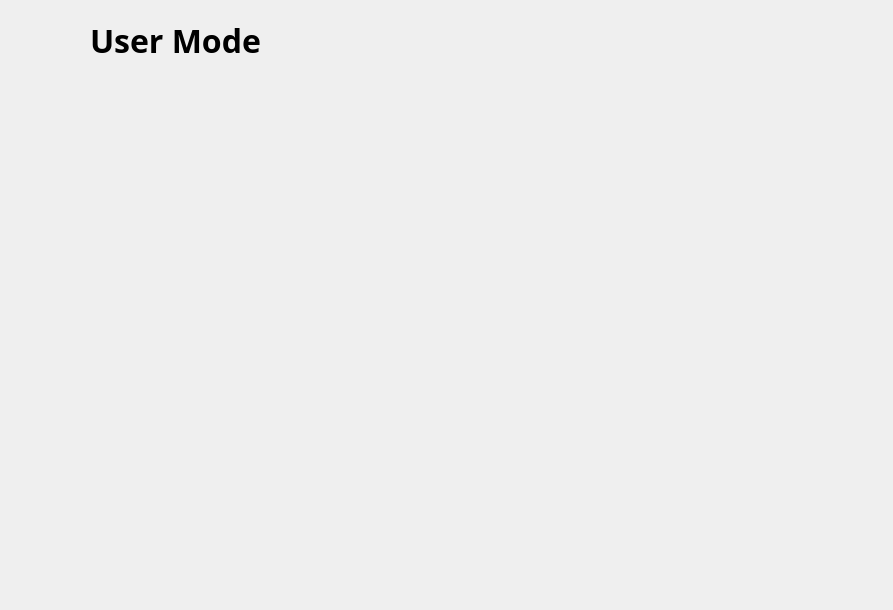
AtuLxCE/formula-encyclopaedia, file FormulaManager/user.ui: the form before one commit.
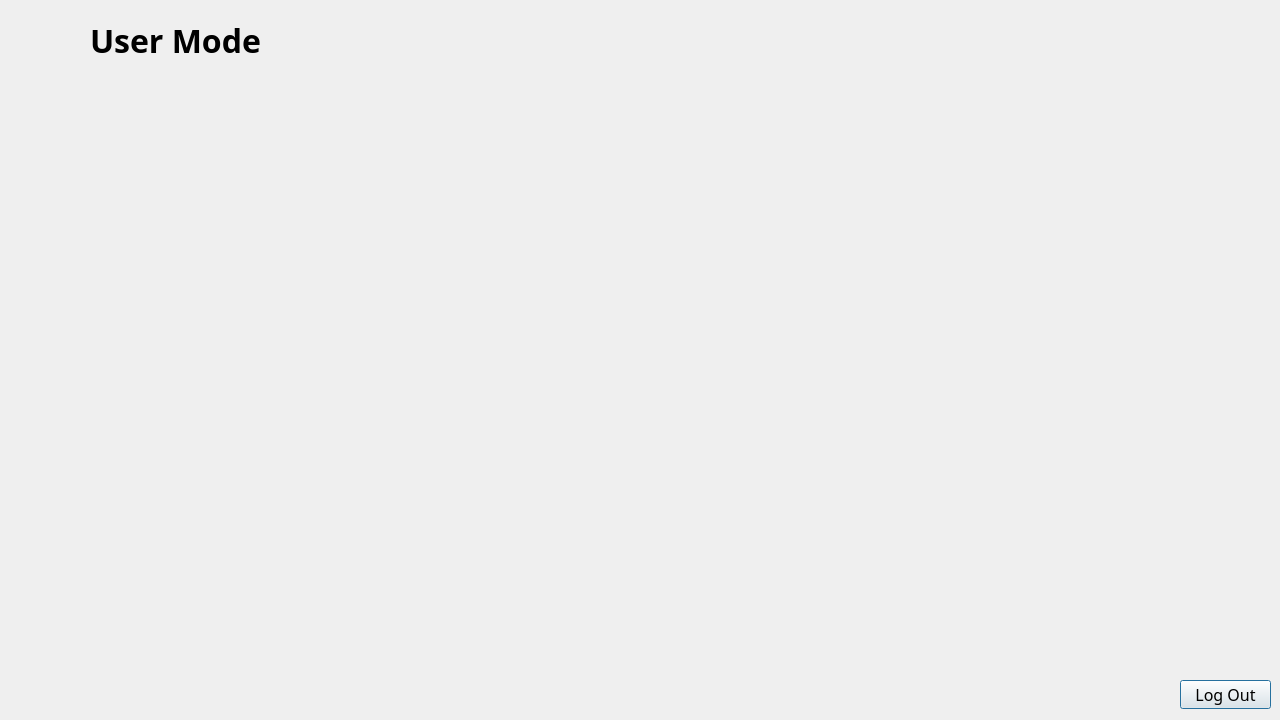
The form after the commit. Icons and pictures are not drawn.

```diff
--- a/FormulaManager/user.ui
+++ b/FormulaManager/user.ui
@@ -6,8 +6,8 @@
    <rect>
     <x>0</x>
     <y>0</y>
-    <width>893</width>
-    <height>610</height>
+    <width>1280</width>
+    <height>720</height>
    </rect>
   </property>
   <property name="windowTitle">
@@ -56,6 +56,31 @@
     <bool>true</bool>
    </property>
   </widget>
+  <widget class="QPushButton" name="pushButton">
+   <property name="geometry">
+    <rect>
+     <x>1180</x>
+     <y>680</y>
+     <width>91</width>
+     <height>29</height>
+    </rect>
+   </property>
+   <property name="font">
+    <font>
+     <family>Bahnschrift Condensed</family>
+     <pointsize>12</pointsize>
+     <bold>false</bold>
+    </font>
+   </property>
+   <property name="styleSheet">
+    <string notr="true">QPushButton:hover {
+	background-color:rgb(200, 58, 58)
+}</string>
+   </property>
+   <property name="text">
+    <string>Log Out</string>
+   </property>
+  </widget>
  </widget>
  <resources>
   <include location="image.qrc"/>
```
